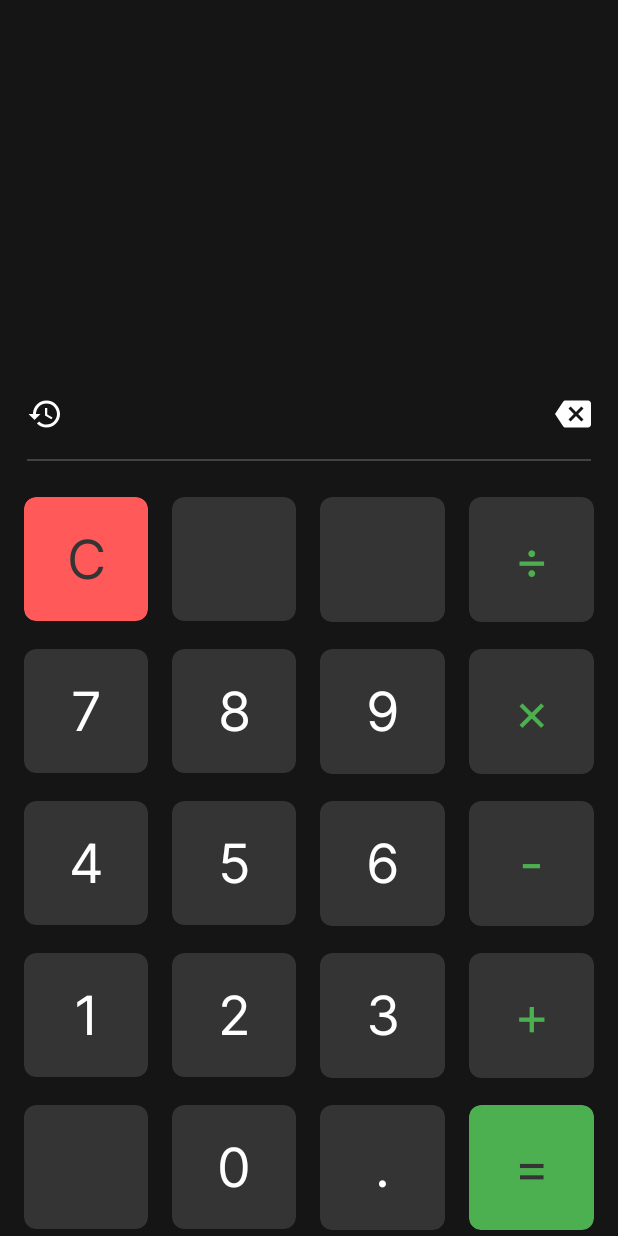
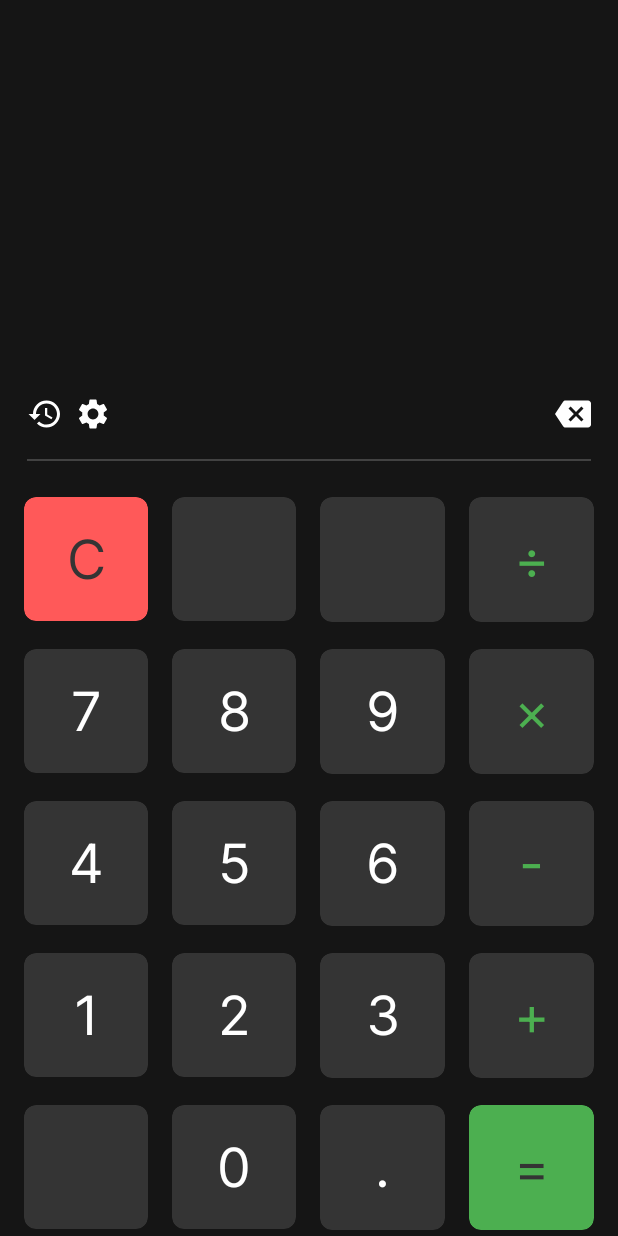
Before and after one commit to HardSea/ux-calculator, an Android app built with Jetpack Compose: the screen it shows after launch (MainActivity), on a phone screen of 412 x 824 dp. Run offline under Robolectric (Android 15) with nearby library versions, the phone set to English and light mode, and no system bars; our stand-ins replace Dagger/Hilt's generated code; 3 statements that could not run were skipped.

Commit message:
Create empty settings screen

```diff
--- a/app/src/main/java/com/hillywave/uxcalculator/ui/MainActivity.kt
+++ b/app/src/main/java/com/hillywave/uxcalculator/ui/MainActivity.kt
@@ -1,8 +1,6 @@
 package com.hillywave.uxcalculator.ui
 
 import android.os.Bundle
-import android.util.Log
-import android.util.TimeUtils
 import androidx.activity.ComponentActivity
 import androidx.activity.compose.setContent
 import androidx.compose.foundation.layout.fillMaxSize
@@ -18,15 +16,9 @@
 import androidx.navigation.compose.composable
 import androidx.navigation.compose.rememberNavController
 import com.hillywave.uxcalculator.ui.main.MainScreen
-import com.hillywave.uxcalculator.ui.main.MainScreenViewModel
 import com.hillywave.uxcalculator.ui.settings.SettingsScreen
 import com.hillywave.uxcalculator.ui.theme.UXCalculatorTheme
 import dagger.hilt.android.AndroidEntryPoint
-import kotlinx.coroutines.*
-import java.util.*
-import java.util.concurrent.TimeUnit
-import kotlin.coroutines.Continuation
-import kotlin.coroutines.CoroutineContext
 
 @AndroidEntryPoint
 class MainActivity : ComponentActivity() {
@@ -40,8 +32,8 @@
 
                 Surface(
                     modifier = Modifier
-						.fillMaxSize()
-						.systemBarsPadding(),
+                        .fillMaxSize()
+                        .systemBarsPadding(),
                     color = MaterialTheme.colors.background
                 ) {
                     Navigation()
@@ -59,13 +51,13 @@
         startDestination = MAIN_SCREEN_ROUTE
     ) {
         composable(MAIN_SCREEN_ROUTE) {
-            MainScreen(hiltViewModel<MainScreenViewModel>())
+            MainScreen(hiltViewModel(), navController)
         }
         composable(SETTINGS_SCREEN_ROUTE) {
-            SettingsScreen()
+            SettingsScreen(hiltViewModel(), navController)
         }
     }
 }
 
-private const val MAIN_SCREEN_ROUTE = "mainScreen"
-private const val SETTINGS_SCREEN_ROUTE = "settingsScreen"
+const val MAIN_SCREEN_ROUTE = "mainScreen"
+const val SETTINGS_SCREEN_ROUTE = "settingsScreen"
--- a/app/src/main/java/com/hillywave/uxcalculator/ui/main/MainScreen.kt
+++ b/app/src/main/java/com/hillywave/uxcalculator/ui/main/MainScreen.kt
@@ -15,8 +15,10 @@
 import androidx.compose.ui.platform.LocalContext
 import androidx.compose.ui.res.stringResource
 import androidx.compose.ui.unit.dp
+import androidx.navigation.NavHostController
 import com.hillywave.uxcalculator.R
 import com.hillywave.uxcalculator.domain.core.Result
+import com.hillywave.uxcalculator.ui.SETTINGS_SCREEN_ROUTE
 import com.hillywave.uxcalculator.ui.main.components.*
 import com.hillywave.uxcalculator.ui.main.entity.InstrumentType
 import com.hillywave.uxcalculator.ui.theme.Grey870
@@ -24,7 +26,7 @@
 
 @OptIn(ExperimentalMaterialApi::class)
 @Composable
-fun MainScreen(viewModel: MainScreenViewModel) {
+fun MainScreen(viewModel: MainScreenViewModel, navController: NavHostController) {
     val coroutineScope = rememberCoroutineScope()
     val context = LocalContext.current
 
@@ -83,6 +85,7 @@
                             historyBottomState.show()
                         }
                         InstrumentType.BACKSPACE -> viewModel.onInstrumentClick(it)
+                        InstrumentType.SETTINGS -> navController.navigate(SETTINGS_SCREEN_ROUTE)
                     }
                 }
             )
--- a/app/src/main/java/com/hillywave/uxcalculator/ui/main/components/InstrumentPanel.kt
+++ b/app/src/main/java/com/hillywave/uxcalculator/ui/main/components/InstrumentPanel.kt
@@ -2,6 +2,7 @@
 
 import androidx.compose.foundation.layout.Row
 import androidx.compose.foundation.layout.fillMaxWidth
+import androidx.compose.foundation.layout.padding
 import androidx.compose.material.Divider
 import androidx.compose.runtime.Composable
 import androidx.compose.ui.Modifier
@@ -19,9 +20,16 @@
         modifier = modifier.fillMaxWidth()
     ) {
         IconButton(
+            modifier = Modifier.padding(end = 8.dp),
             iconRes = R.drawable.ic_history,
             onClick = {
                 onInstrumentClick(InstrumentType.HISTORY)
+            }
+        )
+        IconButton(
+            iconRes = R.drawable.ic_settings,
+            onClick = {
+                onInstrumentClick(InstrumentType.SETTINGS)
             }
         )
         Divider(modifier = Modifier.weight(1f), thickness = 0.dp, color = Color.Transparent)
--- a/app/src/main/java/com/hillywave/uxcalculator/ui/main/entity/InstrumentType.kt
+++ b/app/src/main/java/com/hillywave/uxcalculator/ui/main/entity/InstrumentType.kt
@@ -2,5 +2,6 @@
 
 enum class InstrumentType {
     HISTORY,
-    BACKSPACE
+    SETTINGS,
+    BACKSPACE,
 }
--- /dev/null
+++ b/app/src/main/res/drawable/ic_settings.xml
@@ -0,0 +1,10 @@
+<vector xmlns:android="http://schemas.android.com/apk/res/android"
+    android:width="24dp"
+    android:height="24dp"
+    android:tint="#000000"
+    android:viewportWidth="24"
+    android:viewportHeight="24">
+    <path
+        android:fillColor="@android:color/white"
+        android:pathData="M19.14,12.94c0.04,-0.3 0.06,-0.61 0.06,-0.94c0,-0.32 -0.02,-0.64 -0.07,-0.94l2.03,-1.58c0.18,-0.14 0.23,-0.41 0.12,-0.61l-1.92,-3.32c-0.12,-0.22 -0.37,-0.29 -0.59,-0.22l-2.39,0.96c-0.5,-0.38 -1.03,-0.7 -1.62,-0.94L14.4,2.81c-0.04,-0.24 -0.24,-0.41 -0.48,-0.41h-3.84c-0.24,0 -0.43,0.17 -0.47,0.41L9.25,5.35C8.66,5.59 8.12,5.92 7.63,6.29L5.24,5.33c-0.22,-0.08 -0.47,0 -0.59,0.22L2.74,8.87C2.62,9.08 2.66,9.34 2.86,9.48l2.03,1.58C4.84,11.36 4.8,11.69 4.8,12s0.02,0.64 0.07,0.94l-2.03,1.58c-0.18,0.14 -0.23,0.41 -0.12,0.61l1.92,3.32c0.12,0.22 0.37,0.29 0.59,0.22l2.39,-0.96c0.5,0.38 1.03,0.7 1.62,0.94l0.36,2.54c0.05,0.24 0.24,0.41 0.48,0.41h3.84c0.24,0 0.44,-0.17 0.47,-0.41l0.36,-2.54c0.59,-0.24 1.13,-0.56 1.62,-0.94l2.39,0.96c0.22,0.08 0.47,0 0.59,-0.22l1.92,-3.32c0.12,-0.22 0.07,-0.47 -0.12,-0.61L19.14,12.94zM12,15.6c-1.98,0 -3.6,-1.62 -3.6,-3.6s1.62,-3.6 3.6,-3.6s3.6,1.62 3.6,3.6S13.98,15.6 12,15.6z" />
+</vector>
```
Also changed, not shown: app/src/main/java/com/hillywave/uxcalculator/ui/settings/SettingsScreen.kt (+8 -2 lines), app/src/main/java/com/hillywave/uxcalculator/ui/settings/SettingsViewModel.kt (added, +10 -0 lines).
